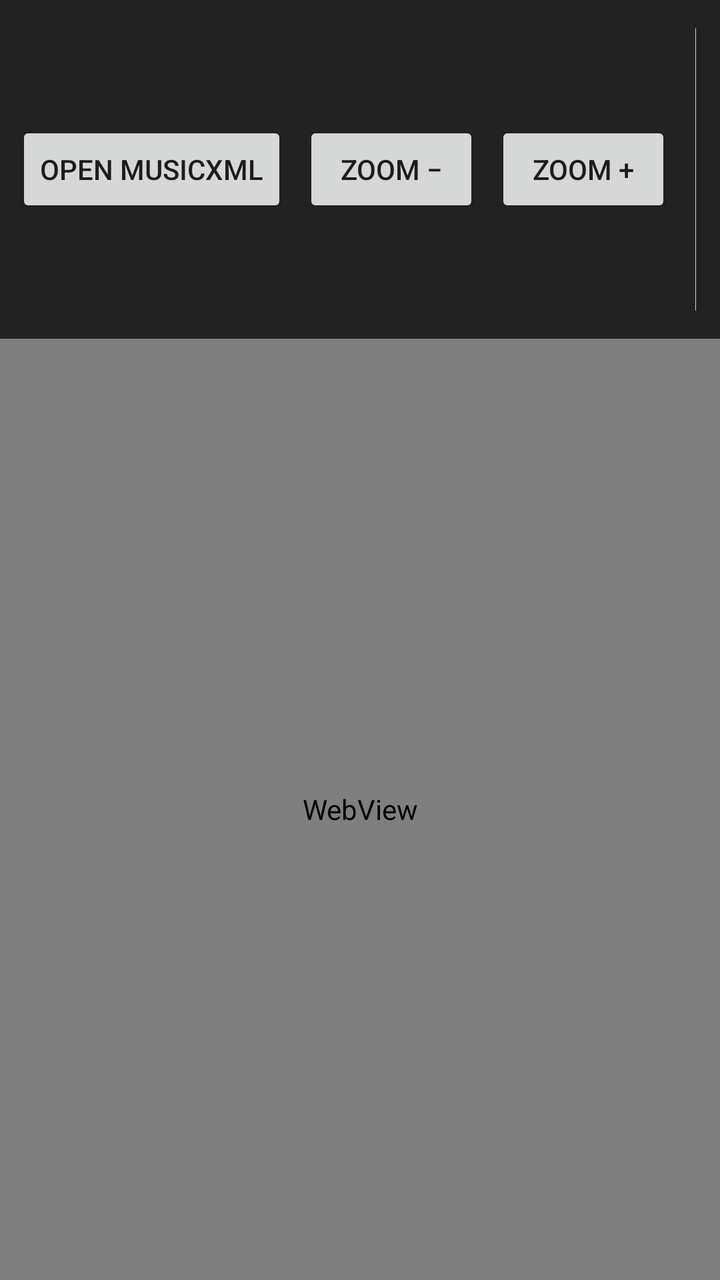
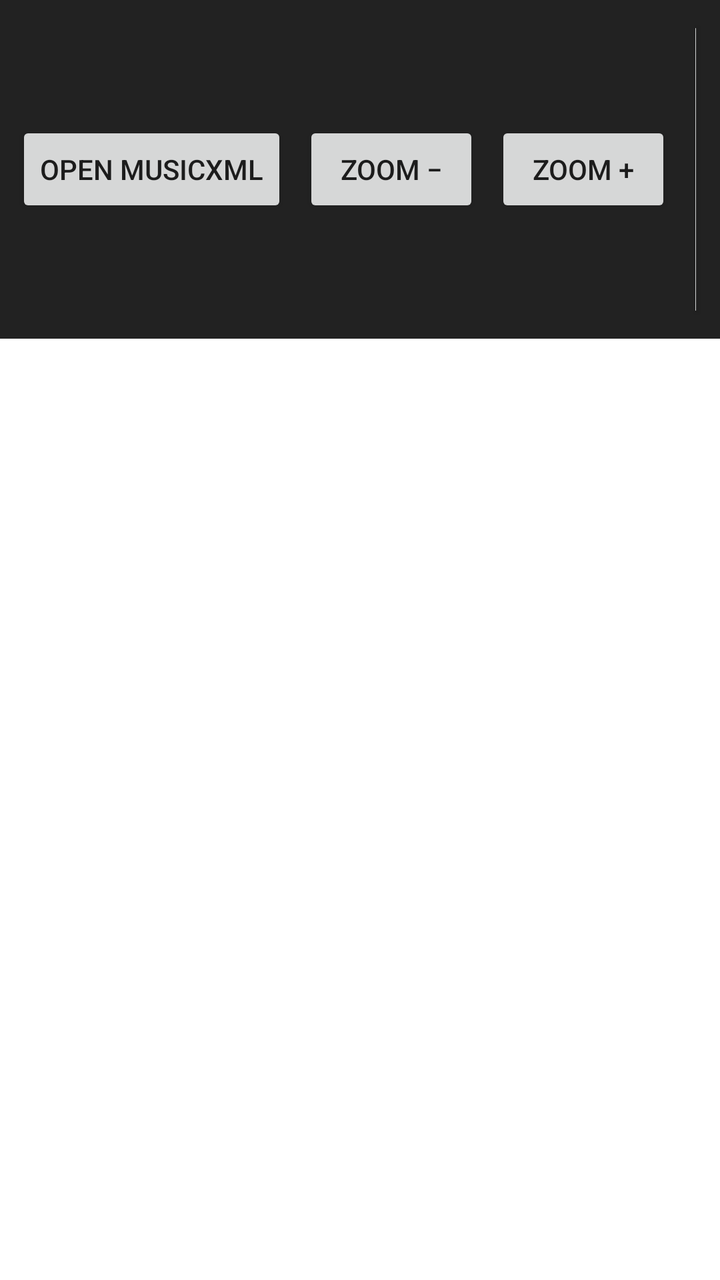

The first picture is an Android layout as it rendered before a commit; the second is the same layout after the commit. The layout source and the unified diff follow.
<!-- AndroidManifest.xml: application theme Theme.ScoreReader -->
<!-- res/layout/activity_main.xml -->
<?xml version="1.0" encoding="utf-8"?>
<androidx.constraintlayout.widget.ConstraintLayout
    xmlns:android="http://schemas.android.com/apk/res/android"
    xmlns:app="http://schemas.android.com/apk/res-auto"
    android:layout_width="match_parent"
    android:layout_height="match_parent"
    android:background="@color/bg">

    <LinearLayout
        android:id="@+id/toolbar"
        android:layout_width="match_parent"
        android:layout_height="wrap_content"
        android:orientation="horizontal"
        android:background="@color/toolbar_bg"
        android:padding="8dp"
        android:gravity="center_vertical"
        app:layout_constraintTop_toTopOf="parent">

        <Button
            android:id="@+id/btnOpen"
            android:layout_width="wrap_content"
            android:layout_height="wrap_content"
            android:text="@string/action_open"
            android:focusable="true"
            android:nextFocusRight="@+id/btnZoomOut" />

        <Button
            android:id="@+id/btnZoomOut"
            android:layout_width="wrap_content"
            android:layout_height="wrap_content"
            android:layout_marginStart="8dp"
            android:text="@string/action_zoom_out"
            android:focusable="true"
            android:nextFocusLeft="@id/btnOpen"
            android:nextFocusRight="@+id/btnZoomIn" />

        <Button
            android:id="@+id/btnZoomIn"
            android:layout_width="wrap_content"
            android:layout_height="wrap_content"
            android:layout_marginStart="8dp"
            android:text="@string/action_zoom_in"
            android:focusable="true"
            android:nextFocusLeft="@id/btnZoomOut"
            android:nextFocusRight="@+id/btnPrev" />

        <Button
            android:id="@+id/btnPrev"
            android:layout_width="wrap_content"
            android:layout_height="wrap_content"
            android:layout_marginStart="8dp"
            android:text="@string/action_prev_page"
            android:focusable="true"
            android:nextFocusLeft="@id/btnZoomIn"
            android:nextFocusRight="@+id/btnNext" />

        <Button
            android:id="@+id/btnNext"
            android:layout_width="wrap_content"
            android:layout_height="wrap_content"
            android:layout_marginStart="8dp"
            android:text="@string/action_next_page"
            android:focusable="true"
            android:nextFocusLeft="@id/btnPrev" />

        <TextView
            android:id="@+id/statusText"
            android:layout_width="0dp"
            android:layout_height="wrap_content"
            android:layout_weight="1"
            android:layout_marginStart="16dp"
            android:textColor="@color/toolbar_text"
            android:singleLine="true"
            android:ellipsize="middle"
            android:text="@string/msg_pick_file" />
    </LinearLayout>

    <WebView
        android:id="@+id/webView"
        android:layout_width="match_parent"
        android:layout_height="0dp"
        app:layout_constraintTop_toBottomOf="@id/toolbar"
        app:layout_constraintBottom_toBottomOf="parent" />

    <FrameLayout
        android:id="@+id/loadingOverlay"
        android:layout_width="match_parent"
        android:layout_height="0dp"
        android:background="#B3000000"
        android:clickable="true"
        android:focusable="true"
        android:visibility="gone"
        app:layout_constraintTop_toBottomOf="@id/toolbar"
        app:layout_constraintBottom_toBottomOf="parent">

        <LinearLayout
            android:layout_width="wrap_content"
            android:layout_height="wrap_content"
            android:layout_gravity="center"
            android:orientation="vertical"
            android:gravity="center"
            android:padding="24dp"
            android:background="#FF333333">

            <ProgressBar
                android:layout_width="48dp"
                android:layout_height="48dp"
                android:indeterminate="true"
                android:indeterminateTint="@color/accent"
                android:indeterminateTintMode="src_in" />

            <TextView
                android:id="@+id/loadingText"
                android:layout_width="wrap_content"
                android:layout_height="wrap_content"
                android:layout_marginTop="12dp"
                android:textColor="@color/toolbar_text"
                android:textSize="16sp"
                android:text="@string/msg_loading" />
        </LinearLayout>
    </FrameLayout>

</androidx.constraintlayout.widget.ConstraintLayout>
<!-- resources referenced by this layout -->
<resources>
  <color name="accent">#FF4CAF50</color>
  <color name="bg">#FFFFFFFF</color>
  <color name="toolbar_bg">#FF222222</color>
  <color name="toolbar_text">#FFFFFFFF</color>
  <string name="action_next_page">Next</string>
  <string name="action_open">Open MusicXML</string>
  <string name="action_prev_page">Previous</string>
  <string name="action_zoom_in">Zoom +</string>
  <string name="action_zoom_out">Zoom −</string>
  <string name="msg_loading">Loading…</string>
  <string name="msg_pick_file">Please pick a MusicXML (.xml / .musicxml / .mxl) file</string>
  <style name="Theme.ScoreReader" parent="Theme.MaterialComponents.DayNight.NoActionBar">
          <item name="colorPrimary">@color/toolbar_bg</item>
          <item name="colorPrimaryVariant">@color/toolbar_bg</item>
          <item name="colorOnPrimary">@color/toolbar_text</item>
          <item name="colorAccent">@color/accent</item>
          <item name="android:windowBackground">@color/bg</item>
          <item name="android:statusBarColor" tools:targetApi="l">@color/toolbar_bg</item>
      </style>
</resources>

<!-- the commit's change to res/layout/activity_main.xml (unified diff, before → after) -->
@@ -75,8 +75,8 @@
             android:text="@string/msg_pick_file" />
     </LinearLayout>
 
-    <WebView
-        android:id="@+id/webView"
+    <FrameLayout
+        android:id="@+id/webContainer"
         android:layout_width="match_parent"
         android:layout_height="0dp"
         app:layout_constraintTop_toBottomOf="@id/toolbar"
